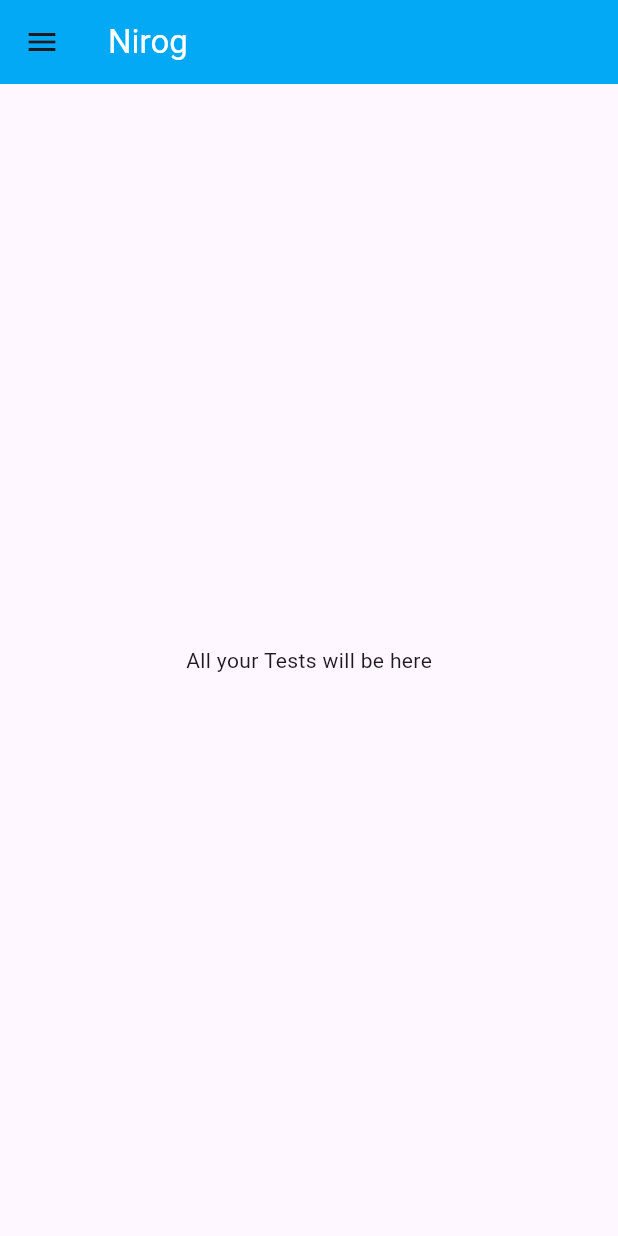
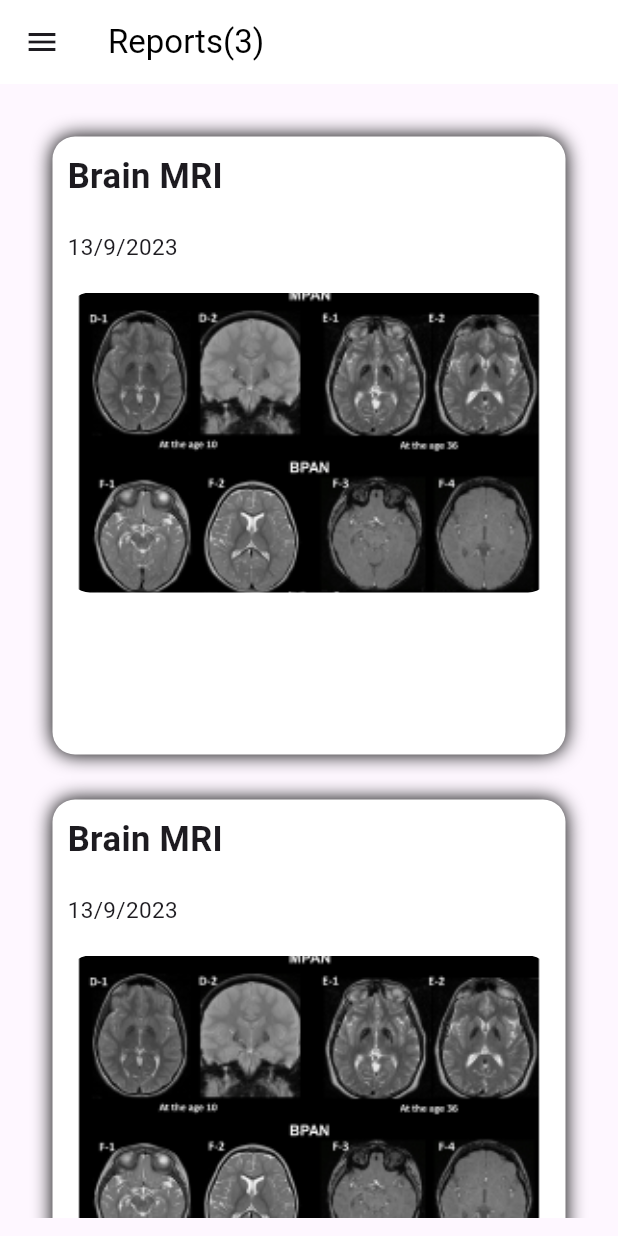
Before and after one commit to HarshYadav1159/nirog, a Flutter app: the Tests screen opened by its route, on a phone screen of 412 x 824 dp. Run offline on Flutter 3.47's test engine with Material 2 defaults, Android fonts, the phone set to English and light mode, and no system bars; our stand-ins replace cloud_firestore, firebase_auth, firebase_core, firebase_storage, image_picker, pinput; accounts and stored records are empty.

Commit message:
test screen screen implemented

```diff
--- a/lib/screens/tests_screen.dart
+++ b/lib/screens/tests_screen.dart
@@ -10,15 +10,72 @@ class Tests extends StatelessWidget {
     return Scaffold(
       appBar: AppBar(
         title: const Text(
-          'Nirog',
-          style: TextStyle(color: Colors.white),
+          'Reports(3)',
+          style: TextStyle(color: Colors.black),
         ),
-        backgroundColor: Colors.lightBlue,
+        backgroundColor: Colors.white,
       ),
-      body: Center(
-        child: Text("All your Tests will be here"),
+      body: Padding(
+        padding: const EdgeInsets.all(12.0),
+        child: ListView.builder(
+          padding: const EdgeInsets.all(8),
+          itemCount:3,
+          itemBuilder: (BuildContext context, int index) {
+            return
+              Padding(
+                padding: const EdgeInsets.all(15.0),
+                child: Container(
+                  width: MediaQuery
+                      .of(context)
+                      .size
+                      .width / 1.2,
+                  height: MediaQuery
+                      .of(context)
+                      .size
+                      .height / 2,
+                  decoration: const BoxDecoration(
+                    color: Colors.white,
+                    borderRadius: BorderRadius.all(Radius.circular(15)),
+                    boxShadow: [
+                      BoxShadow(blurRadius: 10.0),
+                    ],),
+                  child: Column(
+                    crossAxisAlignment: CrossAxisAlignment.start,
+                    children: [
+                      const Padding(
+                        padding: const EdgeInsets.all(10.0),
+                        child: Text(
+                          'Brain MRI', style: TextStyle(fontWeight: FontWeight
+                            .bold, fontSize: 23),),
+                      ),
+                      const Padding(
+                        padding: EdgeInsets.all(10.0),
+                        child: Text(
+                          '13/9/2023', style: TextStyle( fontSize: 15),),
+                      ),
+                      Padding(
+                          padding: const EdgeInsets.all(10.0),
+                          child: Container(
+                            height: 200,
+                            decoration: const BoxDecoration(
+                              borderRadius: BorderRadius.all(Radius.circular(15)),
+                              image: DecorationImage(
+                                image: AssetImage("assets/images/img1.png"),
+                                fit: BoxFit.cover,
+                              ),
+                            ),
+                          )
+                      ),
+                    ],
+                  ),
+                ),
+              );
+          }
+
+    ),
       ),
       drawer: const CustomNavigationDrawer(),
     );
+
   }
 }
--- a/pubspec.yaml
+++ b/pubspec.yaml
@@ -61,6 +61,7 @@ dev_dependencies:
 flutter:
   assets:
     - assets/images/profile.png
+    - assets/images/img1.png
   # The following line ensures that the Material Icons font is
   # included with your application, so that you can use the icons in
   # the material Icons class.
```
Also changed, not shown: assets/images/img1.png (added).
